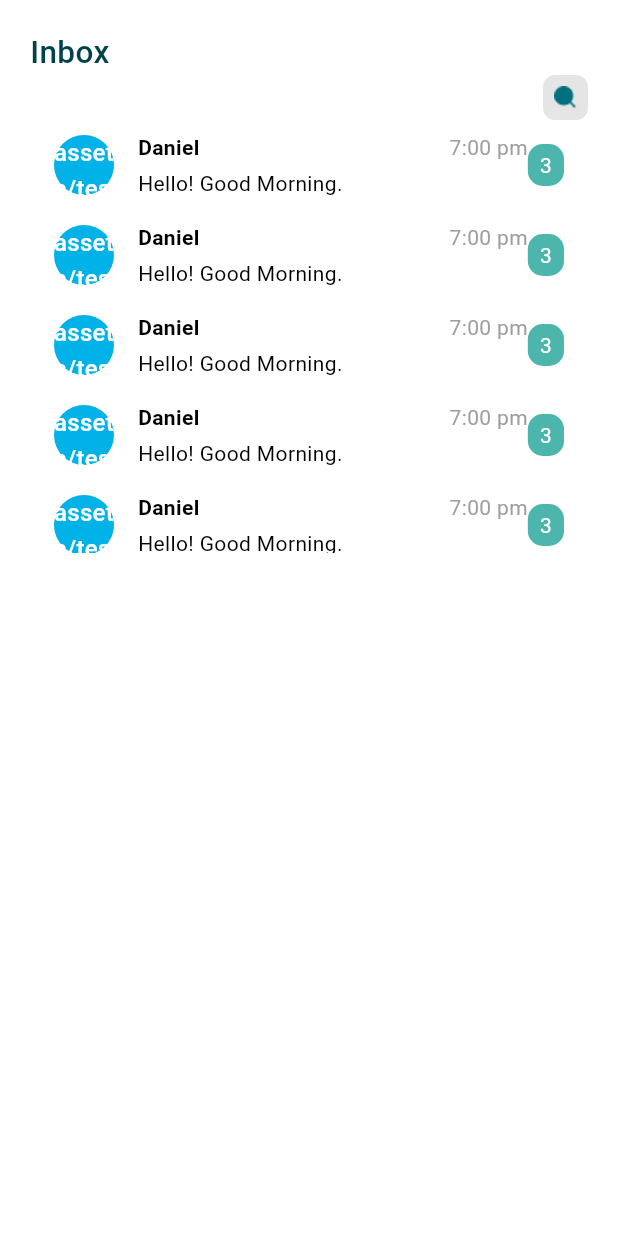
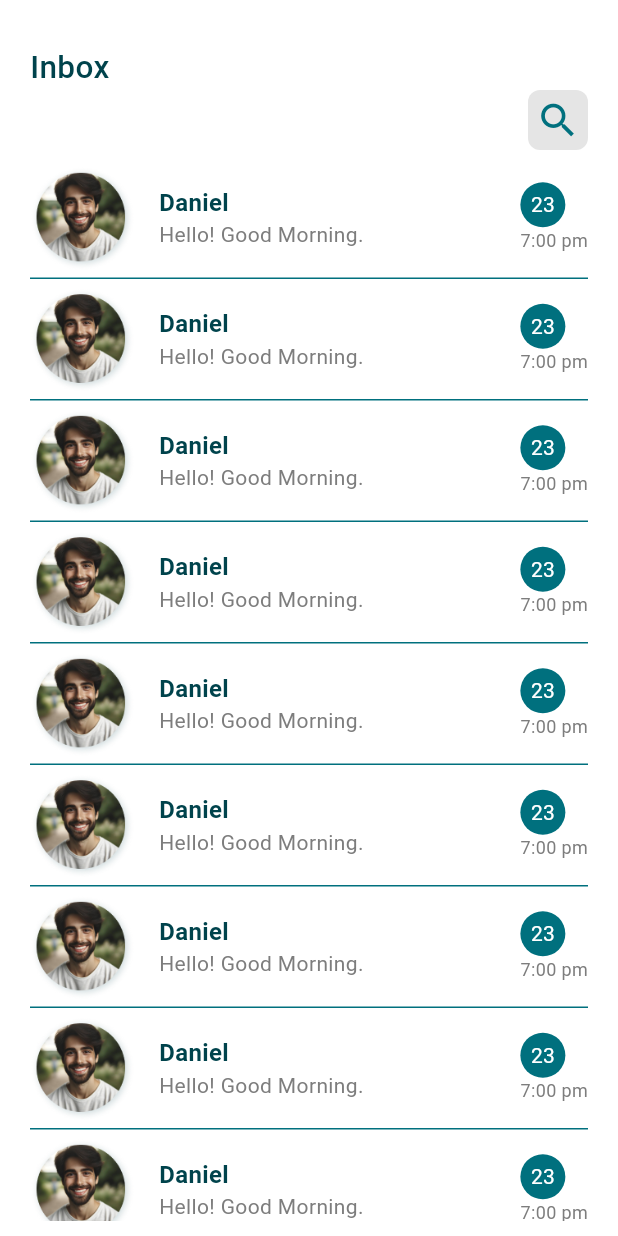
Before and after one commit to swagatapal/E_Learning, a Flutter app: the InboxPage screen opened directly, on a phone screen of 412 x 824 dp. Run offline on Flutter 3.47's test engine with Material 3 defaults, Android fonts, the phone set to English and light mode, and no system bars; our stand-ins replace flutter_bounce, persistent_bottom_nav_bar, smooth_page_indicator.

Commit message:
issue fix and chat ui design completely

```diff
--- a/lib/Screens/Inbox/View/inbox_page.dart
+++ b/lib/Screens/Inbox/View/inbox_page.dart
@@ -1,7 +1,6 @@
 import 'package:e_learning/Screens/Inbox/Widget/chat_section.dart';
+import 'package:e_learning/core/utils/helper/app_colors.dart';
 import 'package:flutter/material.dart';
-
-import '../../../Core/Utils/Helper/screen_utils.dart';
 
 class InboxPage extends StatefulWidget {
   const InboxPage({super.key});
@@ -16,7 +15,8 @@ class _InboxPageState extends State<InboxPage> {
     return SafeArea(
       child: Scaffold(
         body: Padding(
-          padding: const EdgeInsets.symmetric(horizontal: 20.0, vertical: 20.0),
+          padding:
+              const EdgeInsets.only(top: 30, left: 20, right: 20, bottom: 10),
           child: Column(
             children: [
               Align(
@@ -33,31 +33,32 @@ class _InboxPageState extends State<InboxPage> {
               Align(
                 alignment: Alignment.topRight,
                 child: Container(
-                  height: 30,
-                  width: 30,
-                  decoration: BoxDecoration(
-                    color: Colors.transparent.withOpacity(0.1),
-                    borderRadius: const BorderRadius.all(Radius.circular(8)),
-                  ),
-                  child: Center(
-                      child: Image.asset(
-                    "assets/images/search_icon.png",
-                    height: 25,
-                    width: 15,
-                  )),
-                ),
+                    height: 40,
+                    width: 40,
+                    decoration: BoxDecoration(
+                      color: Colors.transparent.withOpacity(0.1),
+                      borderRadius: const BorderRadius.all(Radius.circular(8)),
+                    ),
+                    child: const Center(
+                        child: Icon(
+                      Icons.search_sharp,
+                      color: AppColors.primaryButtonColor,
+                      size: 30,
+                    ))),
               ),
-              SizedBox(
-                height: ScreenUtils().screenWidth(context) * 0.7,
+              const SizedBox(
+                height: 10,
+              ),
+              Expanded(
                 child: ListView.builder(
-                  itemCount: 5,
+                  itemCount: 15,
                   itemBuilder: (BuildContext context, int index) {
                     return const ChatSection(
-                      image: "assets/testImage1.png",
+                      image: "assets/images/testImage2.png",
                       name: 'Daniel',
                       message: "Hello! Good Morning.",
                       time: "7:00 pm",
-                      messageCount: 03,
+                      messageCount: 23,
                     );
                   },
                 ),
--- a/lib/Screens/Inbox/Widget/chat_section.dart
+++ b/lib/Screens/Inbox/Widget/chat_section.dart
@@ -1,6 +1,8 @@
+import 'package:e_learning/Core/Utils/Helper/screen_utils.dart';
+import 'package:e_learning/core/utils/helper/app_colors.dart';
+import 'package:flutter/cupertino.dart';
 import 'package:flutter/material.dart';
-
-import '../../../Core/Utils/Helper/app_colors.dart';
+import 'package:flutter/widgets.dart';
 
 class ChatSection extends StatelessWidget {
   final String image;
@@ -19,51 +21,94 @@ class ChatSection extends StatelessWidget {
 
   @override
   Widget build(BuildContext context) {
-    return Padding(
-      padding: const EdgeInsets.symmetric(vertical: 8, horizontal: 16),
-      child: Row(
+    return Column(
+      children: [
+        Row(
           crossAxisAlignment: CrossAxisAlignment.center,
           children: [
-          CircleAvatar(
-            child: Text(image),
+            SizedBox(
+              height: 70,
+              width: 70,
+              child: Image.asset(
+                image,
+                fit: BoxFit.cover,
+              ),
             ),
             const SizedBox(width: 16),
             Expanded(
-            child: Column(
+              child: Row(
+                mainAxisAlignment: MainAxisAlignment.spaceBetween,
+                children: [
+                  Column(
                     crossAxisAlignment: CrossAxisAlignment.start,
-              children: [
-                Row(
-                  mainAxisAlignment: MainAxisAlignment.spaceBetween,
                     children: [
                       Text(
                         name,
-                      style: const TextStyle(fontWeight: FontWeight.bold),
+                        style:  TextStyle(
+                          fontWeight: FontWeight.bold,
+                          fontFamily: "Roboto",
+                          fontSize: 16,
+                          color: Theme.of(context).colorScheme.onBackground
+                          ),
+                      ),
+                      Text(
+                        message,
+                        style: const TextStyle(
+                          color: AppColors.colorSecondaryText2,
+                          fontFamily: "Roboto",
+                          fontSize: 14,
+                          fontWeight: FontWeight.w400),
+                      ),
+                    ],
+                  ),
+                  Column(
+                    crossAxisAlignment: CrossAxisAlignment.start,
+                    children: [
+                      if (messageCount > 0)
+                        Container(
+                          height: 30,
+                          width: 30,
+                          decoration: BoxDecoration(
+                            color:AppColors.primaryButtonColor,
+                            borderRadius: BorderRadius.circular(30),
+                          ),
+                          child: Center(
+                            child: Text(
+                              messageCount.toString(),
+                              style: const TextStyle(
+                                color: Colors.white
+                                ),
+                            ),
+                          ),
                         ),
                       Text(
                         time,
-                      style: const TextStyle(color: Colors.grey),
-                    ),
-                  ],
-                ),
-                const SizedBox(height: 4),
-                Text(message),
-              ],
-            ),
-          ),
-          if (messageCount > 0)
-            Container(
-              padding: const EdgeInsets.symmetric(horizontal: 8, vertical: 4),
-              decoration: BoxDecoration(
-                color: Colors.teal[300],
-                borderRadius: BorderRadius.circular(10),
-              ),
-              child: Text(
-                messageCount.toString(),
-                style: const TextStyle(color: Colors.white),
+                        style: const TextStyle(
+                          color: AppColors.colorSecondaryText2,
+                          fontFamily: "Roboto",
+                          fontSize: 12,
+                          fontWeight: FontWeight.w400
                         ),
                       ),
                     ],
                   ),
+                ],
+              ),
+            ),
+          ],
+        ),
+        const SizedBox(
+          height: 5,
+        ),
+        Container(
+          height: 1,
+          width: ScreenUtils().screenWidth(context),
+          color: AppColors.primaryButtonColor,
+        ),
+        const SizedBox(
+          height: 5,
+        ),
+      ],
     );
   }
 }
--- a/lib/Screens/MyCourse/View/my_course_tab.dart
+++ b/lib/Screens/MyCourse/View/my_course_tab.dart
@@ -46,10 +46,11 @@ class _MyCourseTabState extends State<MyCourseTab>
                 labelPadding: EdgeInsets.zero,
                 indicatorSize: TabBarIndicatorSize.label,
                 indicator: const BoxDecoration(
-                  color: Color(0xFF00707E),
-                  borderRadius: BorderRadius.all(Radius.circular(30)),
+                  color: AppColors.primaryButtonColor,
+                  borderRadius:  BorderRadius.all(Radius.circular(30)),
                 ),
                 labelColor: Colors.white,
+                unselectedLabelColor: Colors.black,
                 tabs: const [
                   Tab(
                       child:
```
Also changed, not shown: lib/Screens/Home/Categories/View/see_all_categories.dart (+45 -16 lines), lib/Screens/Home/SuggestionsForYou/View/see_all_suggestions.dart (+7 -7 lines), lib/Screens/Home/TopCourse/View/see_all_top_course.dart (+5 -6 lines), lib/Screens/Home/Widgets/category_item.dart (+1 -6 lines), lib/Screens/Home/Widgets/suggestions_card.dart (+9 -4 lines), lib/Screens/MyCourse/Widgets/my_course_tab_container.dart (+2 -5 lines), assets/images/testImage2.png (added). Lines whose indentation alone changed are shown as unchanged.
